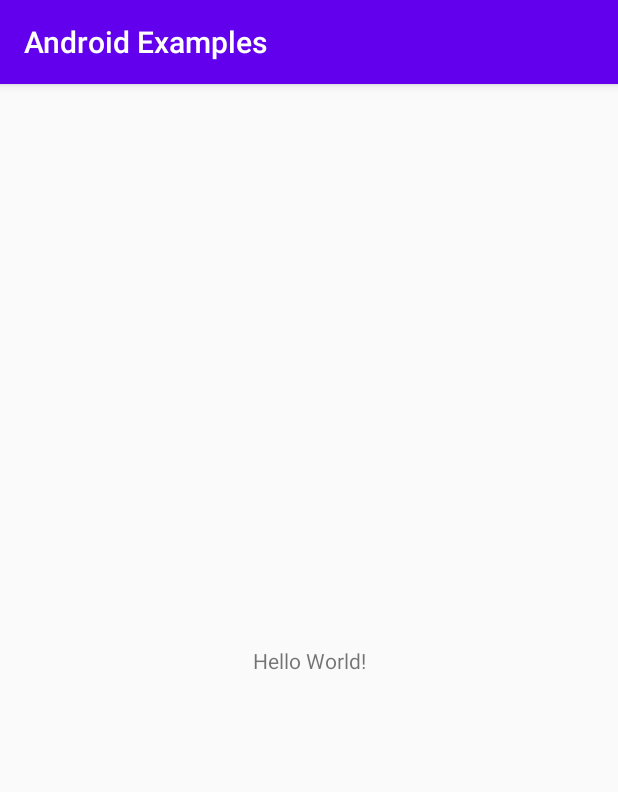
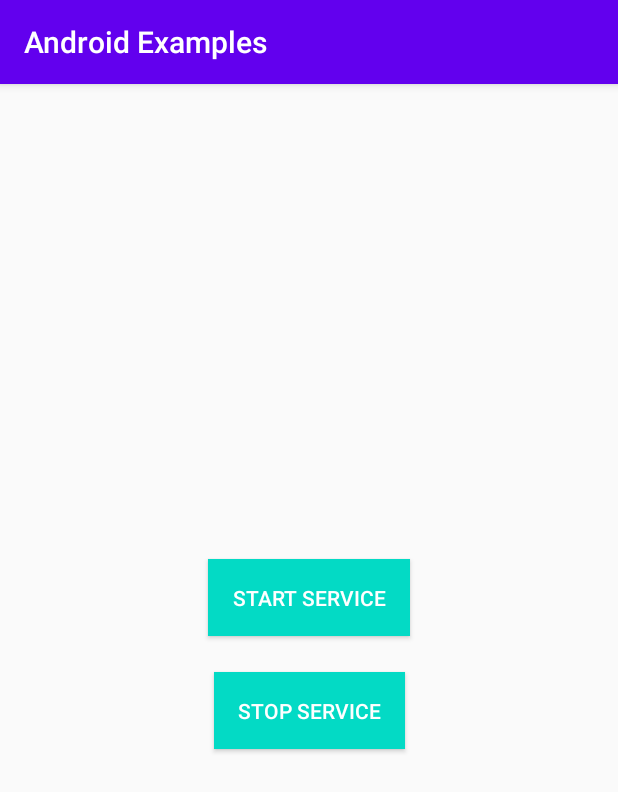
Before and after one commit to milad0x6d/android-samples, an Android app: the screen it shows after launch (MainActivity), on a phone screen of 412 x 824 dp. Shown: the top 792 px of the screen. Run offline under Robolectric (Android 15) with nearby library versions, the phone set to English and light mode, and no system bars.

Commit message:
foreground service done

```diff
--- a/app/src/main/AndroidManifest.xml
+++ b/app/src/main/AndroidManifest.xml
@@ -16,6 +16,11 @@
                 <category android:name="android.intent.category.LAUNCHER" />
             </intent-filter>
         </activity>
+        <service
+            android:name=".ForgroundService"
+            android:enabled="true"
+            android:exported="true"
+            />
     </application>
 
 </manifest>
--- a/app/src/main/res/layout/activity_main.xml
+++ b/app/src/main/res/layout/activity_main.xml
@@ -1,18 +1,43 @@
 <?xml version="1.0" encoding="utf-8"?>
-<androidx.constraintlayout.widget.ConstraintLayout xmlns:android="http://schemas.android.com/apk/res/android"
+<androidx.constraintlayout.widget.ConstraintLayout
+    xmlns:android="http://schemas.android.com/apk/res/android"
     xmlns:app="http://schemas.android.com/apk/res-auto"
     xmlns:tools="http://schemas.android.com/tools"
     android:layout_width="match_parent"
     android:layout_height="match_parent"
     tools:context=".MainActivity">
-
-    <TextView
+    <Button
+        android:id="@+id/buttonStartService"
         android:layout_width="wrap_content"
         android:layout_height="wrap_content"
-        android:text="Hello World!"
+        android:layout_marginStart="8dp"
+        android:layout_marginEnd="8dp"
+        android:background="@color/colorAccent"
+        android:padding="16dp"
+        android:text="Start Service"
+        android:textColor="#fff"
+        app:layout_constraintBottom_toTopOf="@+id/buttonStopService"
+        app:layout_constraintEnd_toEndOf="parent"
+        app:layout_constraintHorizontal_bias="0.5"
+        app:layout_constraintStart_toStartOf="parent"
+        app:layout_constraintTop_toTopOf="parent"
+        app:layout_constraintVertical_chainStyle="packed" />
+    <Button
+        android:id="@+id/buttonStopService"
+        android:layout_width="wrap_content"
+        android:layout_height="wrap_content"
+        android:layout_marginStart="8dp"
+        android:layout_marginTop="24dp"
+        android:layout_marginEnd="8dp"
+        android:layout_marginBottom="8dp"
+        android:background="@color/colorAccent"
+        android:padding="16dp"
+        android:text="Stop Service"
+        android:textColor="#fff"
         app:layout_constraintBottom_toBottomOf="parent"
-        app:layout_constraintLeft_toLeftOf="parent"
-        app:layout_constraintRight_toRightOf="parent"
-        app:layout_constraintTop_toTopOf="parent" />
-
+        app:layout_constraintEnd_toEndOf="parent"
+        app:layout_constraintHorizontal_bias="0.5"
+        app:layout_constraintStart_toStartOf="parent"
+        app:layout_constraintTop_toBottomOf="@+id/buttonStartService"
+        app:layout_constraintVertical_bias="0.218" />
 </androidx.constraintlayout.widget.ConstraintLayout>
```
Also changed, not shown: app/src/main/java/ir/milad/androidexamples/ForgroundService.java (added, +70 -0 lines), app/src/main/java/ir/milad/androidexamples/MainActivity.kt (+22 -0 lines).
